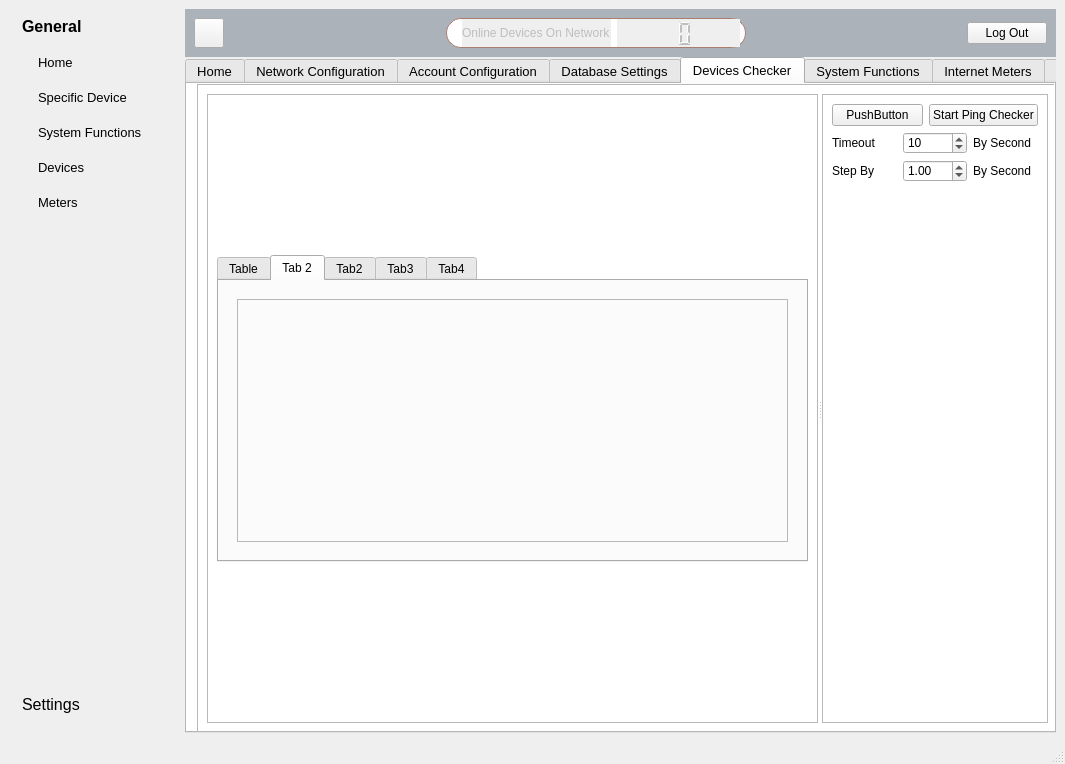
Old version of the form front/main_window2.ui in the repository mohamedkhaledegy/Final-Project.
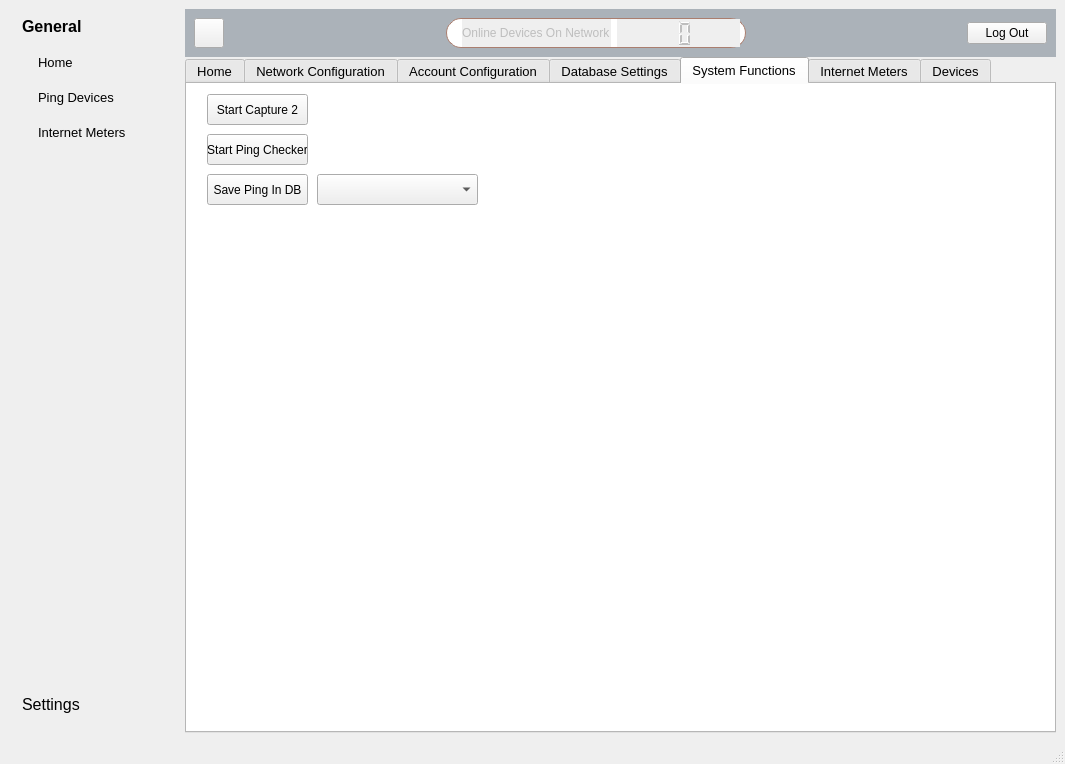
New version of the form. The open tabs and pages were chosen to show the change. Icons and pictures are not drawn. Custom widgets are drawn as their Qt base class.

```diff
--- a/front/main_window2.ui
+++ b/front/main_window2.ui
@@ -267,6 +267,9 @@
 	image: url(:/icon/icon/x-mark-4-48.ico);
 }</string>
          </property>
+         <property name="tabPosition">
+          <enum>QTabWidget::North</enum>
+         </property>
          <property name="currentIndex">
           <number>7</number>
          </property>
@@ -283,7 +286,7 @@
           <bool>false</bool>
          </property>
          <property name="tabBarAutoHide">
-          <bool>false</bool>
+          <bool>true</bool>
          </property>
          <widget class="QWidget" name="tab_home">
           <attribute name="title">
@@ -2184,316 +2187,6 @@
            </widget>
           </widget>
          </widget>
-         <widget class="QWidget" name="tab_ping">
-          <attribute name="title">
-           <string>Devices Checker</string>
-          </attribute>
-          <widget class="QFrame" name="frame_12">
-           <property name="geometry">
-            <rect>
-             <x>10</x>
-             <y>0</y>
-             <width>861</width>
-             <height>649</height>
-            </rect>
-           </property>
-           <property name="frameShape">
-            <enum>QFrame::StyledPanel</enum>
-           </property>
-           <property name="frameShadow">
-            <enum>QFrame::Raised</enum>
-           </property>
-           <layout class="QGridLayout" name="gridLayout_18">
-            <item row="0" column="0">
-             <widget class="QSplitter" name="splitter_18">
-              <property name="orientation">
-               <enum>Qt::Horizontal</enum>
-              </property>
-              <widget class="QFrame" name="frame_8">
-               <property name="frameShape">
-                <enum>QFrame::StyledPanel</enum>
-               </property>
-               <property name="frameShadow">
-                <enum>QFrame::Raised</enum>
-               </property>
-               <layout class="QGridLayout" name="gridLayout_37">
-                <item row="0" column="0">
-                 <spacer name="verticalSpacer_4">
-                  <property name="orientation">
-                   <enum>Qt::Vertical</enum>
-                  </property>
-                  <property name="sizeHint" stdset="0">
-                   <size>
-                    <width>20</width>
-                    <height>147</height>
-                   </size>
-                  </property>
-                 </spacer>
-                </item>
-                <item row="1" column="0">
-                 <widget class="QTabWidget" name="tabWidget_pinger">
-                  <property name="currentIndex">
-                   <number>1</number>
-                  </property>
-                  <widget class="QWidget" name="char0">
-                   <attribute name="title">
-                    <string>Table</string>
-                   </attribute>
-                   <layout class="QGridLayout" name="gridLayout_32">
-                    <item row="0" column="0">
-                     <widget class="QTableWidget" name="tableWidget_ping_ip1"/>
-                    </item>
-                    <item row="0" column="1">
-                     <spacer name="verticalSpacer_5">
-                      <property name="orientation">
-                       <enum>Qt::Vertical</enum>
-                      </property>
-                      <property name="sizeHint" stdset="0">
-                       <size>
-                        <width>20</width>
-                        <height>259</height>
-                       </size>
-                      </property>
-                     </spacer>
-                    </item>
-                    <item row="0" column="2">
-                     <widget class="QTableWidget" name="tableWidget_ping_ip2"/>
-                    </item>
-                   </layout>
-                  </widget>
-                  <widget class="QWidget" name="char1">
-                   <attribute name="title">
-                    <string>Tab 2</string>
-                   </attribute>
-                   <layout class="QGridLayout" name="gridLayout_20">
-                    <item row="0" column="0">
-                     <widget class="QWidget" name="widget" native="true">
-                      <layout class="QGridLayout" name="gridLayout_22">
-                       <item row="0" column="0">
-                        <widget class="QFrame" name="frame_10">
-                         <property name="styleSheet">
-                          <string notr="true"/>
-                         </property>
-                         <property name="frameShape">
-                          <enum>QFrame::StyledPanel</enum>
-                         </property>
-                         <property name="frameShadow">
-                          <enum>QFrame::Raised</enum>
-                         </property>
-                         <layout class="QVBoxLayout" name="verticalLayout_3" stretch="0">
-                          <item>
-                           <layout class="QVBoxLayout" name="grafica_uno"/>
-                          </item>
-                         </layout>
-                        </widget>
-                       </item>
-                      </layout>
-                     </widget>
-                    </item>
-                   </layout>
-                  </widget>
-                  <widget class="QWidget" name="char2">
-                   <attribute name="title">
-                    <string>Tab2</string>
-                   </attribute>
-                   <layout class="QGridLayout" name="gridLayout_24">
-                    <item row="0" column="0">
-                     <widget class="QWidget" name="widget_2" native="true">
-                      <layout class="QGridLayout" name="gridLayout_23">
-                       <item row="0" column="0">
-                        <widget class="QFrame" name="frame_18">
-                         <property name="styleSheet">
-                          <string notr="true"/>
-                         </property>
-                         <property name="frameShape">
-                          <enum>QFrame::StyledPanel</enum>
-                         </property>
-                         <property name="frameShadow">
-                          <enum>QFrame::Raised</enum>
-                         </property>
-                         <layout class="QGridLayout" name="gridLayout_30">
-                          <item row="0" column="0">
-                           <layout class="QVBoxLayout" name="grafica_tres"/>
-                          </item>
-                         </layout>
-                        </widget>
-                       </item>
-                      </layout>
-                     </widget>
-                    </item>
-                   </layout>
-                  </widget>
-                  <widget class="QWidget" name="char3">
-                   <attribute name="title">
-                    <string>Tab3</string>
-                   </attribute>
-                   <layout class="QGridLayout" name="gridLayout_35">
-                    <item row="0" column="0">
-                     <widget class="QWidget" name="widget_6" native="true">
-                      <layout class="QGridLayout" name="gridLayout_29">
-                       <item row="0" column="0">
-                        <widget class="QFrame" name="frame_21">
-                         <property name="styleSheet">
-                          <string notr="true"/>
-                         </property>
-                         <property name="frameShape">
-                          <enum>QFrame::StyledPanel</enum>
-                         </property>
-                         <property name="frameShadow">
-                          <enum>QFrame::Raised</enum>
-                         </property>
-                         <layout class="QGridLayout" name="gridLayout_34">
-                          <item row="0" column="0">
-                           <layout class="QVBoxLayout" name="grafica_cuatro"/>
-                          </item>
-                         </layout>
-                        </widget>
-                       </item>
-                      </layout>
-                     </widget>
-                    </item>
-                   </layout>
-                  </widget>
-                  <widget class="QWidget" name="char4">
-                   <attribute name="title">
-                    <string>Tab4</string>
-                   </attribute>
-                   <layout class="QGridLayout" name="gridLayout_36">
-                    <item row="0" column="0">
-                     <widget class="QWidget" name="widget_7" native="true">
-                      <layout class="QGridLayout" name="gridLayout_31">
-                       <item row="0" column="0">
-                        <widget class="QFrame" name="frame_11">
-                         <property name="styleSheet">
-                          <string notr="true"/>
-                         </property>
-                         <property name="frameShape">
-                          <enum>QFrame::StyledPanel</enum>
-                         </property>
-                         <property name="frameShadow">
-                          <enum>QFrame::Raised</enum>
-                         </property>
-                         <layout class="QVBoxLayout" name="verticalLayout_4" stretch="0">
-                          <item>
-                           <layout class="QVBoxLayout" name="grafica_dos"/>
-                          </item>
-                         </layout>
-                        </widget>
-                       </item>
-                      </layout>
-                     </widget>
-                    </item>
-                   </layout>
-                  </widget>
-                 </widget>
-                </item>
-                <item row="2" column="0">
-                 <spacer name="verticalSpacer_7">
-                  <property name="orientation">
-                   <enum>Qt::Vertical</enum>
-                  </property>
-                  <property name="sizeHint" stdset="0">
-                   <size>
-                    <width>20</width>
-                    <height>146</height>
-                   </size>
-                  </property>
-                 </spacer>
-                </item>
-               </layout>
-              </widget>
-              <widget class="QFrame" name="frame_9">
-               <property name="frameShape">
-                <enum>QFrame::StyledPanel</enum>
-               </property>
-               <property name="frameShadow">
-                <enum>QFrame::Raised</enum>
-               </property>
-               <layout class="QGridLayout" name="gridLayout_33">
-                <item row="2" column="0" colspan="2">
-                 <layout class="QHBoxLayout" name="horizontalLayout_6">
-                  <item>
-                   <widget class="QLabel" name="label_38">
-                    <property name="text">
-                     <string>Step By</string>
-                    </property>
-                   </widget>
-                  </item>
-                  <item>
-                   <widget class="QDoubleSpinBox" name="doubleSpinBox_ping_stepby_2">
-                    <property name="value">
-                     <double>1.000000000000000</double>
-                    </property>
-                   </widget>
-                  </item>
-                  <item>
-                   <widget class="QLabel" name="label_47">
-                    <property name="text">
-                     <string>By Second</string>
-                    </property>
-                   </widget>
-                  </item>
-                 </layout>
-                </item>
-                <item row="1" column="0" colspan="2">
-                 <layout class="QHBoxLayout" name="horizontalLayout_7">
-                  <item>
-                   <widget class="QLabel" name="label_48">
-                    <property name="text">
-                     <string>Timeout</string>
-                    </property>
-                   </widget>
-                  </item>
-                  <item>
-                   <widget class="QSpinBox" name="spinBox_ping_timeout_2">
-                    <property name="value">
-                     <number>10</number>
-                    </property>
-                   </widget>
-                  </item>
-                  <item>
-                   <widget class="QLabel" name="label_49">
-                    <property name="text">
-                     <string>By Second</string>
-                    </property>
-                   </widget>
-                  </item>
-                 </layout>
-                </item>
-                <item row="0" column="0">
-                 <widget class="QPushButton" name="pushButton_2">
-                  <property name="text">
-                   <string>PushButton</string>
-                  </property>
-                 </widget>
-                </item>
-                <item row="0" column="1">
-                 <widget class="QPushButton" name="pushButton_chcker_ping_2">
-                  <property name="text">
-                   <string>Start Ping Checker</string>
-                  </property>
-                 </widget>
-                </item>
-                <item row="3" column="1">
-                 <spacer name="verticalSpacer_6">
-                  <property name="orientation">
-                   <enum>Qt::Vertical</enum>
-                  </property>
-                  <property name="sizeHint" stdset="0">
-                   <size>
-                    <width>20</width>
-                    <height>40</height>
-                   </size>
-                  </property>
-                 </spacer>
-                </item>
-               </layout>
-              </widget>
-             </widget>
-            </item>
-           </layout>
-          </widget>
-         </widget>
          <widget class="QWidget" name="tab_5">
           <attribute name="title">
            <string>System Functions</string>
@@ -4081,48 +3774,6 @@
              </property>
             </widget>
            </item>
-           <item>
-            <widget class="QPushButton" name="pushButton_device_details">
-             <property name="font">
-              <font>
-               <pointsize>10</pointsize>
-              </font>
-             </property>
-             <property name="focusPolicy">
-              <enum>Qt::NoFocus</enum>
-             </property>
-             <property name="styleSheet">
-              <string notr="true"/>
-             </property>
-             <property name="text">
-              <string>Specific Device</string>
-             </property>
-             <property name="checkable">
-              <bool>false</bool>
-             </property>
-            </widget>
-           </item>
-           <item>
-            <widget class="QPushButton" name="pushButton_system_functions">
-             <property name="font">
-              <font>
-               <pointsize>10</pointsize>
-              </font>
-             </property>
-             <property name="focusPolicy">
-              <enum>Qt::NoFocus</enum>
-             </property>
-             <property name="styleSheet">
-              <string notr="true"/>
-             </property>
-             <property name="text">
-              <string>System Functions</string>
-             </property>
-             <property name="checkable">
-              <bool>false</bool>
-             </property>
-            </widget>
-           </item>
            <item>
             <widget class="QPushButton" name="pushButton_devices">
              <property name="font">
@@ -4137,7 +3788,7 @@
               <string notr="true"/>
              </property>
              <property name="text">
-              <string>Devices</string>
+              <string>Ping Devices</string>
              </property>
              <property name="checkable">
               <bool>false</bool>
@@ -4158,7 +3809,7 @@
               <string notr="true"/>
              </property>
              <property name="text">
-              <string>Meters</string>
+              <string>Internet Meters</string>
              </property>
              <property name="checkable">
               <bool>false</bool>
```
Left out of the diff: 49 changed lines with no effect on the pictures.
